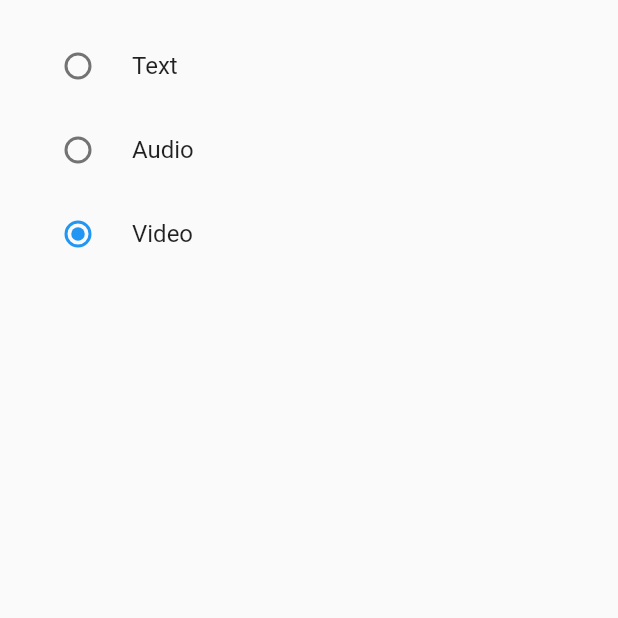
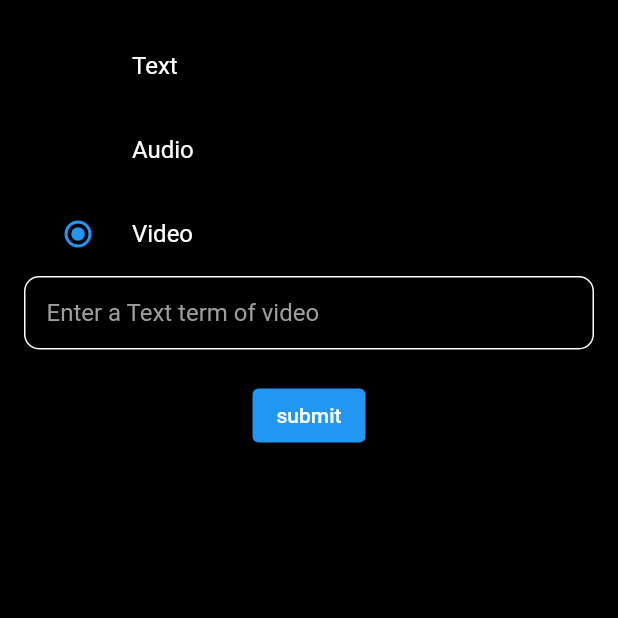
Before and after one commit to MIHIRKHUNT7/Time-Capsule-Data, a Flutter app: the screen it shows after launch, after a tap on "Text", after a tap on "Audio", after a tap on "Video", on a phone screen of 412 x 824 dp, the top half of it. Run offline on Flutter 3.47's test engine with Material 2 defaults, Android fonts, the phone set to English and light mode, and no system bars; our stand-ins replace custom_radio_grouped_button.

Commit message:
specific radio button is selected show different values

```diff
--- a/lib/main.dart
+++ b/lib/main.dart
@@ -32,50 +32,145 @@ class MytextPage extends StatefulWidget {
   @override
   State<MytextPage> createState() => _MytextPageState();
 }
+
 enum Place { audio, text, video }
+
 class _MytextPageState extends State<MytextPage> {
   Place? _place;
   bool _textFieldVisible = false;
+  bool _videoFieldVisible = false;
+  bool _audioFieldVisible = false;
 
   void handleSelection(Place? value) {
-    setState(() {
-      _place = value;
-      _textFieldVisible = value == Place.text;
-    });
+    _place = value;
+    // _textFieldVisible = value == Place.text;
+    if (Place.text == _place) {
+      setState(() {
+        _textFieldVisible = value == Place.text;
+
+        _textFieldVisible = true;
+        _videoFieldVisible = false;
+        _audioFieldVisible = false;
+      });
+    } else if (Place.audio == _place) {
+      setState(() {
+        _audioFieldVisible = value == Place.text;
+        _audioFieldVisible = true;
+        _textFieldVisible = false;
+        _videoFieldVisible = false;
+      });
+    }
+
+    if (Place.video == _place) {
+      setState(() {
+        _videoFieldVisible = value == Place.text;
+        _videoFieldVisible = true;
+        _audioFieldVisible = false;
+        _textFieldVisible = false;
+      });
+    }
   }
 
   @override
   Widget build(BuildContext context) {
     return Scaffold(
+      backgroundColor: Colors.black,
       body: SafeArea(
         child: Padding(
           padding: EdgeInsets.all(16),
           child: Column(
             children: [
               RadioListTile(
-                title: Text('Text'),
+                title: Text('Text',style: TextStyle(color: Colors.white),),
                 value: Place.text,
                 groupValue: _place,
                 onChanged: handleSelection,
               ),
               if (_textFieldVisible)
-                 TextField(
+                TextField(
                   decoration: InputDecoration(
-                    border: OutlineInputBorder(),
-                    hintText: 'Enter a Text term',
+                    contentPadding: EdgeInsets.all(15),
+                    focusedBorder: OutlineInputBorder(
+                      borderSide: const BorderSide(
+                        color : Colors.white,
+                      ),
+                      borderRadius: BorderRadius.circular(10),
+                    ),
+                    enabledBorder: OutlineInputBorder(
+                        borderSide: const BorderSide(
+                            color : Colors.white,
+                        ),
+                        borderRadius: BorderRadius.circular(10),
+                    ),
+                        hintText: 'Enter a Text term of Text',
+                        hintStyle: TextStyle(color: Colors.grey),
+
+
                   ),
                 ),
               RadioListTile(
-                title: Text('Audio'),
+                title: Text('Audio',style: TextStyle(color: Colors.white),),
                 value: Place.audio,
                 groupValue: _place,
                 onChanged: handleSelection,
               ),
+              if (_audioFieldVisible)
+                TextField(
+                  decoration: InputDecoration(
+                    contentPadding: EdgeInsets.all(15),
+                    focusedBorder: OutlineInputBorder(
+                      borderSide: const BorderSide(
+                        color : Colors.white,
+                      ),
+                      borderRadius: BorderRadius.circular(10),
+                    ),
+                    enabledBorder: OutlineInputBorder(
+                      borderSide: const BorderSide(
+                        color : Colors.white,
+                      ),
+                      borderRadius: BorderRadius.circular(10),
+                    ),
+                    hintText: 'Enter a Text term of Audio',
+                    hintStyle: TextStyle(color: Colors.grey),
+
+
+                  ),
+                ),
               RadioListTile(
-                title: Text('Video'),
+                title: Text('Video',style: TextStyle(color: Colors.white),),
                 value: Place.video,
                 groupValue: _place,
                 onChanged: handleSelection,
+              ),
+              if (_videoFieldVisible)
+                TextField(
+                  decoration: InputDecoration(
+                    contentPadding: EdgeInsets.all(15),
+                    focusedBorder: OutlineInputBorder(
+                      borderSide: const BorderSide(
+                        color : Colors.white,
+                      ),
+                      borderRadius: BorderRadius.circular(10),
+                    ),
+                    enabledBorder: OutlineInputBorder(
+                      borderSide: const BorderSide(
+                        color : Colors.white,
+                      ),
+                      borderRadius: BorderRadius.circular(10),
+                    ),
+                    hintText: 'Enter a Text term of video',
+                    hintStyle: TextStyle(color: Colors.grey),
+
+
+                  ),
+                ),
+              SizedBox(height: 20,),
+              Column(
+                children: [
+                  /*FloatingActionButton(onPressed: () {},child: Text('Submit'),),
+                  TextButton(onPressed: () {} , child: Text('submit'),),*/
+                  ElevatedButton(onPressed: () {} , child: Text('submit'),)
+                ],
               ),
             ],
           ),
```
Also changed, not shown: pubspec.yaml (line endings or trailing spaces).
